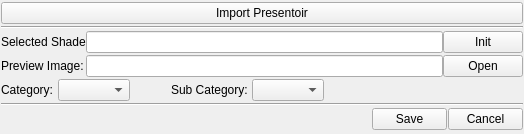
Qt form tools/maya/util/factory/ui/dialShader.ui (snaress/studio) before a commit.
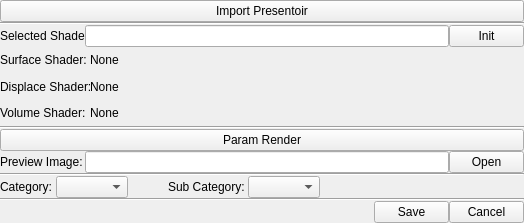
The same form after that commit.

Commit message: mayaFactory: Update ShaderUi()

```diff
--- a/tools/maya/util/factory/ui/dialShader.ui
+++ b/tools/maya/util/factory/ui/dialShader.ui
@@ -7,7 +7,7 @@
     <x>0</x>
     <y>0</y>
     <width>524</width>
-    <height>134</height>
+    <height>223</height>
    </rect>
   </property>
   <property name="windowTitle">
@@ -16,26 +16,31 @@
   <widget class="QWidget" name="centralwidget">
    <layout class="QGridLayout" name="gridLayout">
     <property name="margin">
-     <number>1</number>
+     <number>0</number>
     </property>
     <property name="spacing">
-     <number>1</number>
+     <number>0</number>
     </property>
     <item row="0" column="0">
-     <widget class="QPushButton" name="pushButton">
+     <layout class="QVBoxLayout" name="verticalLayout">
+      <property name="spacing">
+       <number>0</number>
+      </property>
+      <item>
+       <widget class="QPushButton" name="bImport">
       <property name="text">
        <string>Import Presentoir</string>
       </property>
      </widget>
     </item>
-    <item row="1" column="0">
+      <item>
      <widget class="Line" name="line_2">
       <property name="orientation">
        <enum>Qt::Horizontal</enum>
       </property>
      </widget>
     </item>
-    <item row="2" column="0">
+      <item>
      <layout class="QHBoxLayout" name="hlShader">
       <property name="spacing">
        <number>0</number>
@@ -64,6 +69,18 @@
       </item>
       <item>
        <widget class="QPushButton" name="bInit">
+          <property name="minimumSize">
+           <size>
+            <width>75</width>
+            <height>0</height>
+           </size>
+          </property>
+          <property name="maximumSize">
+           <size>
+            <width>75</width>
+            <height>16777215</height>
+           </size>
+          </property>
         <property name="text">
          <string>Init</string>
         </property>
@@ -71,7 +88,150 @@
       </item>
      </layout>
     </item>
-    <item row="3" column="0">
+      <item>
+       <layout class="QHBoxLayout" name="hlSurfaceShader">
+        <item>
+         <widget class="QLabel" name="lSurfaceShader">
+          <property name="minimumSize">
+           <size>
+            <width>90</width>
+            <height>0</height>
+           </size>
+          </property>
+          <property name="maximumSize">
+           <size>
+            <width>90</width>
+            <height>16777215</height>
+           </size>
+          </property>
+          <property name="text">
+           <string>Surface Shader:</string>
+          </property>
+         </widget>
+        </item>
+        <item>
+         <widget class="QLabel" name="lSSValue">
+          <property name="text">
+           <string>None</string>
+          </property>
+         </widget>
+        </item>
+        <item>
+         <spacer name="horizontalSpacer_4">
+          <property name="orientation">
+           <enum>Qt::Horizontal</enum>
+          </property>
+          <property name="sizeHint" stdset="0">
+           <size>
+            <width>40</width>
+            <height>20</height>
+           </size>
+          </property>
+         </spacer>
+        </item>
+       </layout>
+      </item>
+      <item>
+       <layout class="QHBoxLayout" name="hlDisplaceShader">
+        <item>
+         <widget class="QLabel" name="lDisplaceShader">
+          <property name="minimumSize">
+           <size>
+            <width>90</width>
+            <height>0</height>
+           </size>
+          </property>
+          <property name="maximumSize">
+           <size>
+            <width>90</width>
+            <height>16777215</height>
+           </size>
+          </property>
+          <property name="text">
+           <string>Displace Shader:</string>
+          </property>
+         </widget>
+        </item>
+        <item>
+         <widget class="QLabel" name="lDSValue">
+          <property name="text">
+           <string>None</string>
+          </property>
+         </widget>
+        </item>
+        <item>
+         <spacer name="horizontalSpacer_5">
+          <property name="orientation">
+           <enum>Qt::Horizontal</enum>
+          </property>
+          <property name="sizeHint" stdset="0">
+           <size>
+            <width>40</width>
+            <height>20</height>
+           </size>
+          </property>
+         </spacer>
+        </item>
+       </layout>
+      </item>
+      <item>
+       <layout class="QHBoxLayout" name="hlVolumeShader">
+        <item>
+         <widget class="QLabel" name="lVolumeShader">
+          <property name="minimumSize">
+           <size>
+            <width>90</width>
+            <height>0</height>
+           </size>
+          </property>
+          <property name="maximumSize">
+           <size>
+            <width>90</width>
+            <height>16777215</height>
+           </size>
+          </property>
+          <property name="text">
+           <string>Volume Shader:</string>
+          </property>
+         </widget>
+        </item>
+        <item>
+         <widget class="QLabel" name="lVSValue">
+          <property name="text">
+           <string>None</string>
+          </property>
+         </widget>
+        </item>
+        <item>
+         <spacer name="horizontalSpacer_6">
+          <property name="orientation">
+           <enum>Qt::Horizontal</enum>
+          </property>
+          <property name="sizeHint" stdset="0">
+           <size>
+            <width>40</width>
+            <height>20</height>
+           </size>
+          </property>
+         </spacer>
+        </item>
+       </layout>
+      </item>
+      <item>
+       <widget class="Line" name="line_3">
+        <property name="orientation">
+         <enum>Qt::Horizontal</enum>
+        </property>
+       </widget>
+      </item>
+      <item>
+       <widget class="QPushButton" name="bParamRender">
+        <property name="text">
+         <string>Param Render</string>
+        </property>
+       </widget>
+      </item>
+      <item>
      <layout class="QHBoxLayout" name="hlPreview">
       <property name="spacing">
        <number>0</number>
@@ -100,6 +260,18 @@
       </item>
       <item>
        <widget class="QPushButton" name="bOpen">
+          <property name="minimumSize">
+           <size>
+            <width>75</width>
+            <height>0</height>
+           </size>
+          </property>
+          <property name="maximumSize">
+           <size>
+            <width>75</width>
+            <height>16777215</height>
+           </size>
+          </property>
         <property name="text">
          <string>Open</string>
         </property>
@@ -107,7 +279,14 @@
       </item>
      </layout>
     </item>
-    <item row="4" column="0">
+      <item>
+       <widget class="Line" name="line_4">
+        <property name="orientation">
+         <enum>Qt::Horizontal</enum>
+        </property>
+       </widget>
+      </item>
+      <item>
      <layout class="QHBoxLayout" name="hlCategory">
       <item>
        <widget class="QLabel" name="lCategory">
@@ -168,14 +347,14 @@
       </item>
      </layout>
     </item>
-    <item row="5" column="0">
+      <item>
      <widget class="Line" name="line">
       <property name="orientation">
        <enum>Qt::Horizontal</enum>
       </property>
      </widget>
     </item>
-    <item row="6" column="0">
+      <item>
      <layout class="QHBoxLayout" name="hlEdit">
       <item>
        <spacer name="horizontalSpacer">
@@ -231,11 +410,8 @@
      </layout>
     </item>
    </layout>
-   <zorder>layoutWidget</zorder>
-   <zorder>layoutWidget_2</zorder>
-   <zorder>layoutWidget_3</zorder>
-   <zorder>layoutWidget_4</zorder>
-   <zorder>horizontalSpacer</zorder>
+    </item>
+   </layout>
    <zorder>line</zorder>
    <zorder>lPreview</zorder>
    <zorder>line_2</zorder>
```
Left out of the diff: 10 changed lines with no effect on the pictures. Lines whose indentation alone changed are shown as unchanged. The commit also changes 4 other files.
